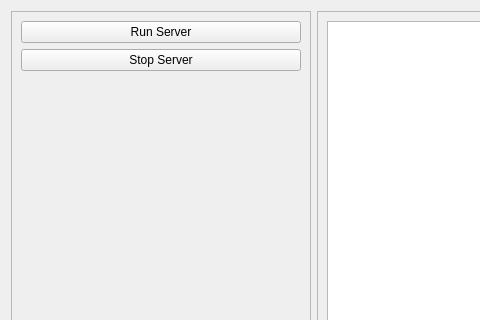
Before: the Qt Designer form src/gui/serverWindow.ui in Nmstr/taskZen, drawn with Qt 5; both pictures show x 0 to 480 and y 0 to 320 of the 1024 by 768 pixel window.
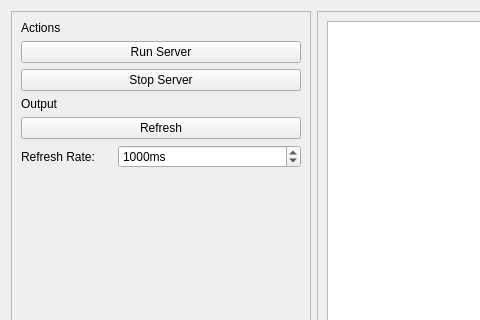
After: the same form once the commit is applied. Icons and pictures are not drawn.

Commit message: added refresh rate

```diff
--- a/src/gui/serverWindow.ui
+++ b/src/gui/serverWindow.ui
@@ -34,18 +34,22 @@
      <property name="frameShadow">
       <enum>QFrame::Shadow::Raised</enum>
      </property>
-     <layout class="QVBoxLayout" name="verticalLayout">
-      <item>
-       <widget class="QPushButton" name="runBtn">
+     <layout class="QGridLayout" name="gridLayout">
+      <item row="3" column="1" colspan="3">
+       <widget class="QLabel" name="label_2">
         <property name="text">
-         <string>Run Server</string>
+         <string>Output</string>
         </property>
-        <property name="icon">
-         <iconset theme="system-run"/>
+       </widget>
+      </item>
+      <item row="5" column="1">
+       <widget class="QLabel" name="label_3">
+        <property name="text">
+         <string>Refresh Rate:</string>
         </property>
        </widget>
       </item>
-      <item>
+      <item row="2" column="1" colspan="3">
        <widget class="QPushButton" name="stopBtn">
         <property name="text">
          <string>Stop Server</string>
@@ -55,7 +59,46 @@
         </property>
        </widget>
       </item>
-      <item>
+      <item row="4" column="1" colspan="3">
+       <widget class="QPushButton" name="refreshBtn">
+        <property name="text">
+         <string>Refresh</string>
+        </property>
+        <property name="icon">
+         <iconset theme="view-refresh"/>
+        </property>
+       </widget>
+      </item>
+      <item row="1" column="1" colspan="3">
+       <widget class="QPushButton" name="runBtn">
+        <property name="text">
+         <string>Run Server</string>
+        </property>
+        <property name="icon">
+         <iconset theme="system-run"/>
+        </property>
+       </widget>
+      </item>
+      <item row="5" column="2" colspan="2">
+       <widget class="QSpinBox" name="refreshRateInput">
+        <property name="suffix">
+         <string>ms</string>
+        </property>
+        <property name="prefix">
+         <string/>
+        </property>
+        <property name="minimum">
+         <number>1</number>
+        </property>
+        <property name="maximum">
+         <number>100000</number>
+        </property>
+        <property name="value">
+         <number>1000</number>
+        </property>
+       </widget>
+      </item>
+      <item row="6" column="1" colspan="3">
        <spacer name="verticalSpacer">
         <property name="orientation">
          <enum>Qt::Orientation::Vertical</enum>
@@ -68,6 +111,13 @@
         </property>
        </spacer>
       </item>
+      <item row="0" column="1" colspan="3">
+       <widget class="QLabel" name="label">
+        <property name="text">
+         <string>Actions</string>
+        </property>
+       </widget>
+      </item>
      </layout>
     </widget>
    </item>
```
The commit also changes 1 other file.
